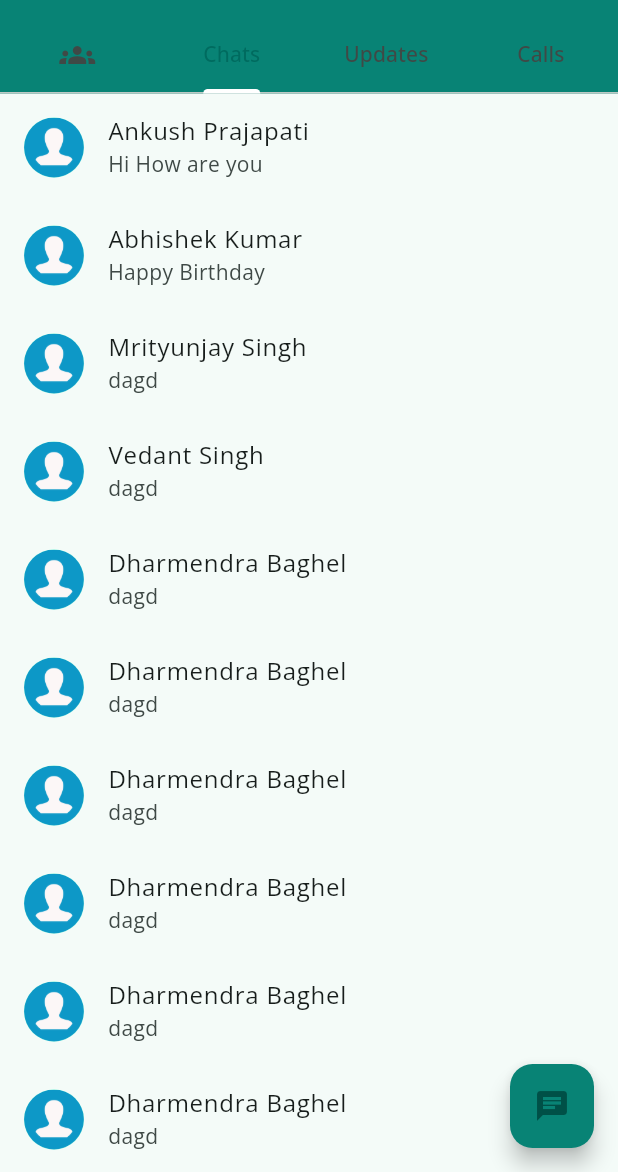
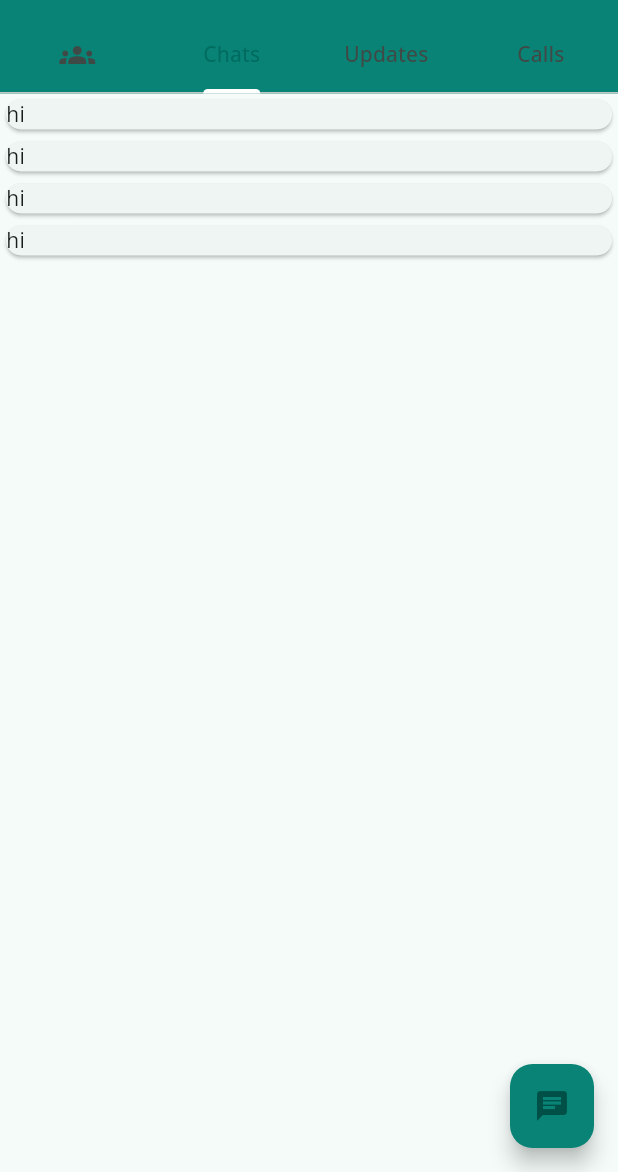
Before and after one commit to Ankush1200/whatsapp_clone, a Flutter app: the screen it shows after launch, on a phone screen of 412 x 824 dp, the part 64-1236 px from its top. Run offline on Flutter 3.47's test engine with Material 3 defaults, Android fonts, the phone set to English and light mode, and no system bars; our stand-ins replace get.

Commit message:
code Optimised

```diff
--- a/lib/main.dart
+++ b/lib/main.dart
@@ -2,7 +2,6 @@ import 'package:flutter/material.dart';
 import 'package:get/get.dart';
 import 'package:whatsapp_clone/colors/theaming.dart';
 import 'package:whatsapp_clone/screens/Home_screen.dart';
-import 'screens/You.dart';
 void main() {
   runApp(const MyApp());
 }
--- a/lib/pages/chat_page.dart
+++ b/lib/pages/chat_page.dart
@@ -1,6 +1,5 @@
 import 'package:flutter/material.dart';
-
-import '../widgets/my_cutom_list.dart';
+import 'package:whatsapp_clone/widgets/chat_card.dart';
 
 class ChatPage extends StatelessWidget {
   const ChatPage({super.key});
@@ -8,73 +7,17 @@ class ChatPage extends StatelessWidget {
   Widget build(BuildContext context) {
     return Scaffold(
       body:ListView(
-          children: [
-            MyCustomList(
-                title: 'Ankush Prajapati',
-                subtitle: 'Hi How are you',
-                leadingIcon: CircleAvatar(
-                    backgroundImage: AssetImage("assets/images/profile.png")),
-                onTap: () {}),
-            MyCustomList(
-                title: 'Abhishek Kumar',
-                subtitle: 'Happy Birthday',
-                leadingIcon: CircleAvatar(
-                    backgroundImage: AssetImage("assets/images/profile.png")),
-                onTap: () {}),
-            MyCustomList(
-                title: 'Mrityunjay Singh',
-                subtitle: 'dagd',
-                leadingIcon: CircleAvatar(
-                    backgroundImage: AssetImage("assets/images/profile.png")),
-                onTap: () {}),
-            MyCustomList(
-                title: 'Vedant Singh',
-                subtitle: 'dagd',
-                leadingIcon: CircleAvatar(
-                    backgroundImage: AssetImage("assets/images/profile.png")),
-                onTap: () {}),
-            MyCustomList(
-                title: 'Dharmendra Baghel',
-                subtitle: 'dagd',
-                leadingIcon: CircleAvatar(
-                    backgroundImage: AssetImage("assets/images/profile.png")),
-                onTap: () {}),
-            MyCustomList(
-                title: 'Dharmendra Baghel',
-                subtitle: 'dagd',
-                leadingIcon: CircleAvatar(
-                    backgroundImage: AssetImage("assets/images/profile.png")),
-                onTap: () {}),
-            MyCustomList(
-                title: 'Dharmendra Baghel',
-                subtitle: 'dagd',
-                leadingIcon: CircleAvatar(
-                    backgroundImage: AssetImage("assets/images/profile.png")),
-                onTap: () {}),
-            MyCustomList(
-                title: 'Dharmendra Baghel',
-                subtitle: 'dagd',
-                leadingIcon: CircleAvatar(
-                    backgroundImage: AssetImage("assets/images/profile.png")),
-                onTap: () {}),
-            MyCustomList(
-                title: 'Dharmendra Baghel',
-                subtitle: 'dagd',
-                leadingIcon: CircleAvatar(
-                    backgroundImage: AssetImage("assets/images/profile.png")),
-                onTap: () {}),
-            MyCustomList(
-                title: 'Dharmendra Baghel',
-                subtitle: 'dagd',
-                leadingIcon: CircleAvatar(
-                    backgroundImage: AssetImage("assets/images/profile.png")),
-                onTap: () {}),
-            MyCustomList(
-                title: 'Dharmendra Baghel',
-                subtitle: 'dagd',
-                leadingIcon: CircleAvatar(
-                    backgroundImage: AssetImage("assets/images/profile.png")),
-                onTap: () {}),
+          children: const [
+            CustomCards(),
+            CustomCards(),
+            CustomCards(),
+            CustomCards(),
+            // MyCustomList(
+            //     title: 'Dharmendra Baghel',
+            //     subtitle: 'dagd',
+            //     leadingIcon: CircleAvatar(
+            //         backgroundImage: AssetImage("assets/images/profile.png")),
+            //     onTap: () {}),
           ],
         ),
     );
--- a/lib/screens/Home_screen.dart
+++ b/lib/screens/Home_screen.dart
@@ -1,10 +1,10 @@
+
 import 'package:flutter/material.dart';
 import 'package:get/get.dart';
 import 'package:whatsapp_clone/colors/theaming.dart';
 import 'package:whatsapp_clone/pages/chat_page.dart';
 import 'package:whatsapp_clone/screens/You.dart';
 
-import 'package:whatsapp_clone/widgets/my_cutom_list.dart';
 
 class HomeScreen extends StatefulWidget {
   const HomeScreen({super.key});
@@ -35,13 +35,12 @@ class _HomeScreenState extends State<HomeScreen>
               fontWeight: FontWeight.bold
             )),
         actions: [
-          IconButton(
-              onPressed: () {}, icon: const Icon(Icons.camera_alt_outlined)),
+          IconButton(onPressed: () {}, icon: const Icon(Icons.camera_alt_outlined)),
           IconButton(onPressed: () {}, icon: const Icon(Icons.search_rounded)),
           PopupMenuButton<String>(
             onSelected: (value){
                 if(value=='Settings'){
-                  Get.to(()=>You(),
+                  Get.to(()=>const You(),
                   transition: Transition.rightToLeft,
                   );
                 }
@@ -49,24 +48,24 @@ class _HomeScreenState extends State<HomeScreen>
             itemBuilder: (BuildContext context) {
               return const[
                 PopupMenuItem(
+                  value: 'New Group',
                   child: Text("New Group"),
-                  value: 'New Group',
                 ),
                 PopupMenuItem(
+                  value: 'New Brodcast',
                   child: Text("New Brodcast"),
-                  value: 'New Brodcast',
                 ),
                 PopupMenuItem(
+                  value: 'Whatsapp Web',
                   child: Text("Whatsapp Web"),
-                  value: 'Whatsapp Web',
                 ),
                 PopupMenuItem(
+                  value: 'Shared Messages',
                   child: Text("Shared Messages"),
-                  value: 'Shared Messages',
                 ),
                 PopupMenuItem(
+                  value: 'Settings',
                   child: Text("Settings"),
-                  value: 'Settings',
                 ),
               ];
             },
@@ -92,7 +91,7 @@ class _HomeScreenState extends State<HomeScreen>
           ],
         ),
       ),
-      body: TabBarView(controller: _controller, children: [
+      body: TabBarView(controller: _controller, children: const [
         Center(child: Text("Community")),
         ChatPage(),
         Center(child: Text("Updates")),
@@ -102,7 +101,7 @@ class _HomeScreenState extends State<HomeScreen>
         onPressed: (){},
         backgroundColor: AppColors.defaultcolor,
         shape: RoundedRectangleBorder(borderRadius: BorderRadius.circular(15)),
-        child: Icon(Icons.chat),
+        child: const Icon(Icons.chat),
         ),
     );
   }
--- a/lib/screens/You.dart
+++ b/lib/screens/You.dart
@@ -1,6 +1,4 @@
 import 'package:flutter/material.dart';
-import 'package:whatsapp_clone/widgets/my_cutom_list.dart';
-
 import '../colors/theaming.dart';
 
 class You extends StatefulWidget {
--- /dev/null
+++ b/lib/widgets/chat_card.dart
@@ -0,0 +1,11 @@
+import 'package:flutter/material.dart';
+class CustomCards extends StatelessWidget {
+  const CustomCards({super.key});
+
+  @override
+  Widget build(BuildContext context) {
+    return const Card(
+      child: Text("hi"),
+    );
+  }
+}
```
